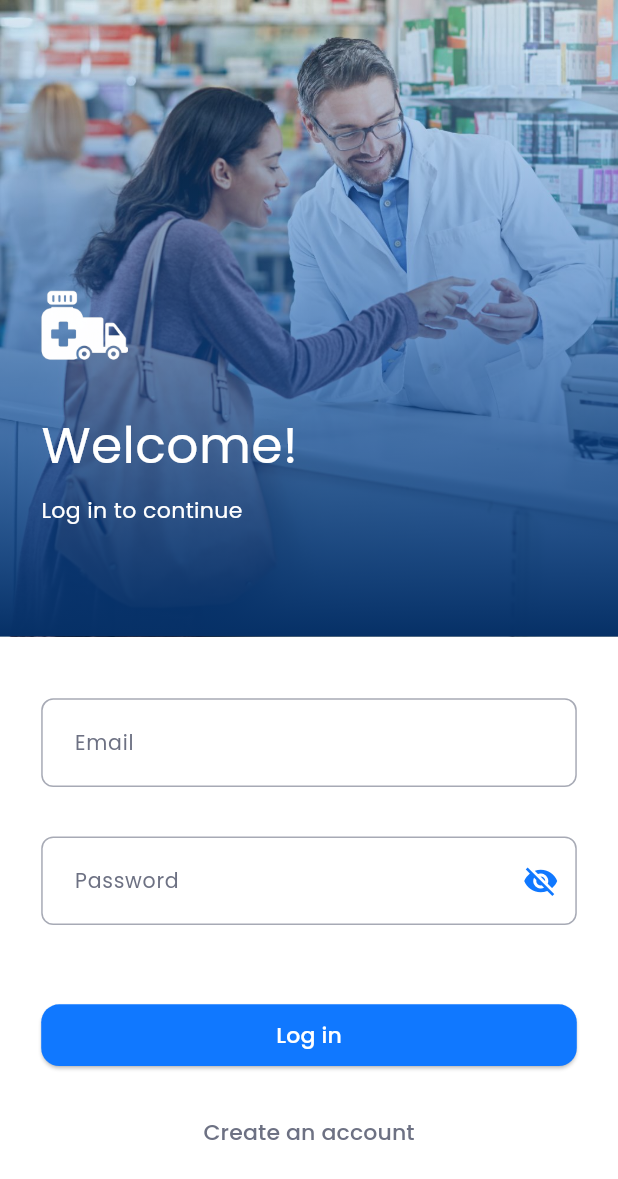
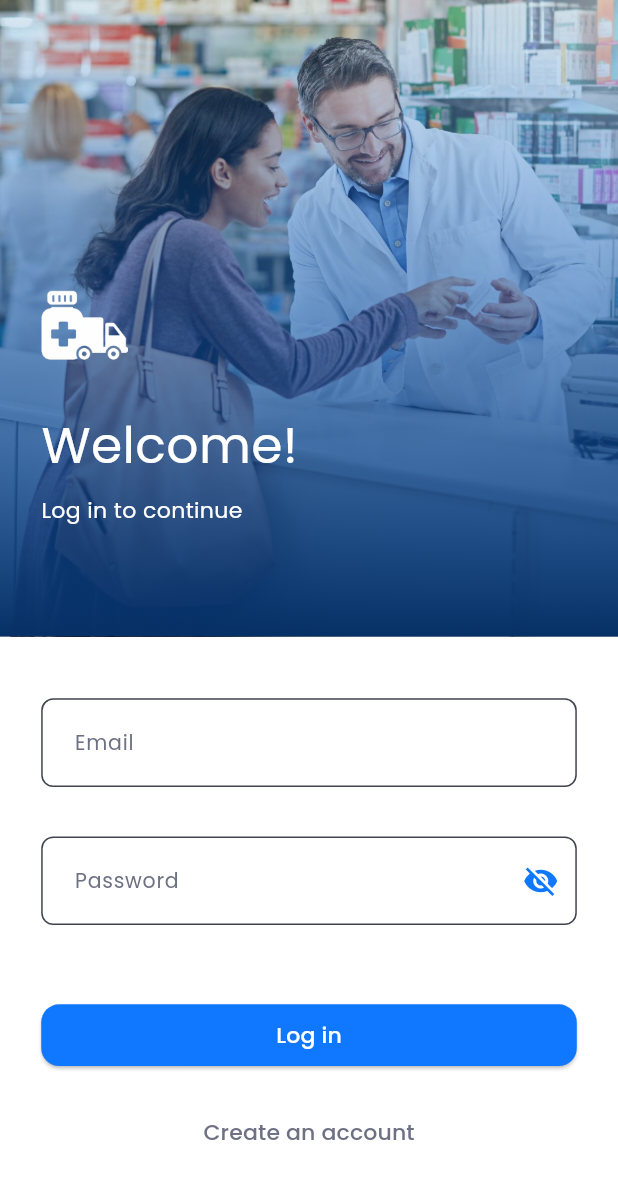
Before and after one commit to jcsanchezr1/proyecto-integrador-medisupply-app, a Flutter app: the screen it shows after launch, on a phone screen of 412 x 824 dp. Shown: the top 1179 px of the screen. Run offline on Flutter 3.47's test engine with Material 3 defaults, Android fonts, the phone set to English and light mode, and no system bars; our stand-ins replace google_fonts, shared_preferences.

Commit message:
[PIPELINE] Se ajustan los elementos para cumplir con lineamientos de accesibilidad

```diff
--- a/lib/src/widgets/general_widgets/text_form_field_widget.dart
+++ b/lib/src/widgets/general_widgets/text_form_field_widget.dart
@@ -59,15 +59,15 @@ class _TextFormFieldWidgetState extends State<TextFormFieldWidget> {
           contentPadding: EdgeInsets.symmetric( horizontal: ResponsiveApp.dWidth( 16.0 ), vertical: ResponsiveApp.dHeight( 18.0 ) ),
           enabledBorder: OutlineInputBorder(
             borderRadius: BorderRadius.circular( 8.0 ),
-            borderSide: const BorderSide( color: ColorsApp.borderColor)
+            borderSide: const BorderSide( color: ColorsApp.secondaryColor)
           ),
           disabledBorder: OutlineInputBorder(
             borderRadius: BorderRadius.circular( 8.0 ),
-            borderSide: const BorderSide( color: ColorsApp.borderColor)
+            borderSide: const BorderSide( color: ColorsApp.secondaryColor)
           ),
           errorBorder: OutlineInputBorder(
             borderRadius: BorderRadius.circular( 8.0 ),
-            borderSide: const BorderSide( color: ColorsApp.borderColor)
+            borderSide: const BorderSide( color: ColorsApp.secondaryColor)
           ),
           errorStyle: GoogleFonts.poppins(),
           focusedBorder: OutlineInputBorder(
@@ -87,7 +87,8 @@ class _TextFormFieldWidgetState extends State<TextFormFieldWidget> {
             onPressed: () => setState(() => bObscure = !bObscure ),
             icon: Icon(
               bObscure ? Icons.visibility_off : Icons.visibility,
-              color: ColorsApp.primaryColor
+              color: ColorsApp.primaryColor,
+              semanticLabel: bObscure ? 'Show password' : 'Hide password',
             )
           ) : widget.bError ? Icon(
             Icons.error_rounded,
```
